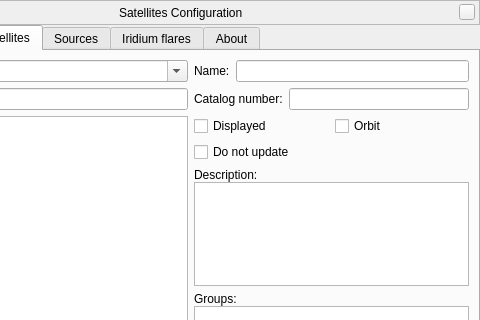
First picture: the form in plugins/Satellites/src/gui/satellitesDialog.ui, repository 519984307/stellarium_src, before the edit; both pictures show x 99 to 579 and y 0 to 320 of the 579 by 481 pixel window.
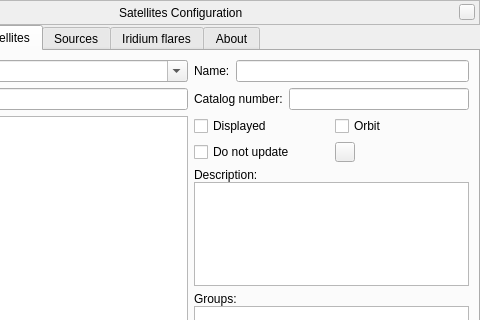
Second picture: the form after the edit. The open tabs and pages were chosen to show the change. Custom widgets are drawn as their Qt base class.

Commit message:
Added satellite color & description handling (#380) (Fix #350)
Changing satellite colors (for now both hintColor & orbitColor at once) is now possible within Satellite Dialog.
Description can be modified there as well.

What changed in the file:
```diff
--- a/plugins/Satellites/src/gui/satellitesDialog.ui
+++ b/plugins/Satellites/src/gui/satellitesDialog.ui
@@ -715,6 +715,9 @@
          </item>
          <item>
           <layout class="QGridLayout" name="flagsCheckBoxesLayout">
+           <property name="verticalSpacing">
+            <number>6</number>
+           </property>
            <item row="0" column="0">
             <widget class="QCheckBox" name="displayedCheckbox">
              <property name="toolTip">
@@ -751,6 +754,37 @@
              </property>
             </widget>
            </item>
+           <item row="1" column="1" alignment="Qt::AlignLeft">
+            <widget class="QPushButton" name="satColorPickerButton">
+             <property name="sizePolicy">
+              <sizepolicy hsizetype="Minimum" vsizetype="Fixed">
+               <horstretch>0</horstretch>
+               <verstretch>0</verstretch>
+              </sizepolicy>
+             </property>
+             <property name="minimumSize">
+              <size>
+               <width>1</width>
+               <height>0</height>
+              </size>
+             </property>
+             <property name="maximumSize">
+              <size>
+               <width>20</width>
+               <height>20</height>
+              </size>
+             </property>
+             <property name="toolTip">
+              <string>Change color for selected satellite(s)</string>
+             </property>
+             <property name="layoutDirection">
+              <enum>Qt::LeftToRight</enum>
+             </property>
+             <property name="text">
+              <string/>
+             </property>
+            </widget>
+           </item>
           </layout>
          </item>
          <item>
```
Left out of the diff: 17 changed lines with no effect on the pictures. The commit also changes 2 other files.
